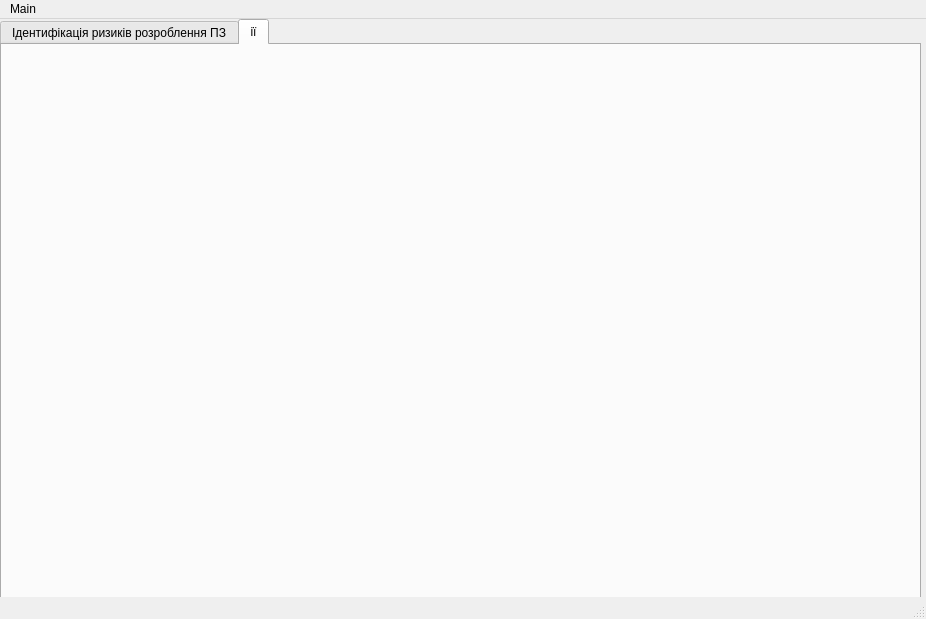
Above: main.ui from Spalletto/risk_management before the change. Below: the same form after it.
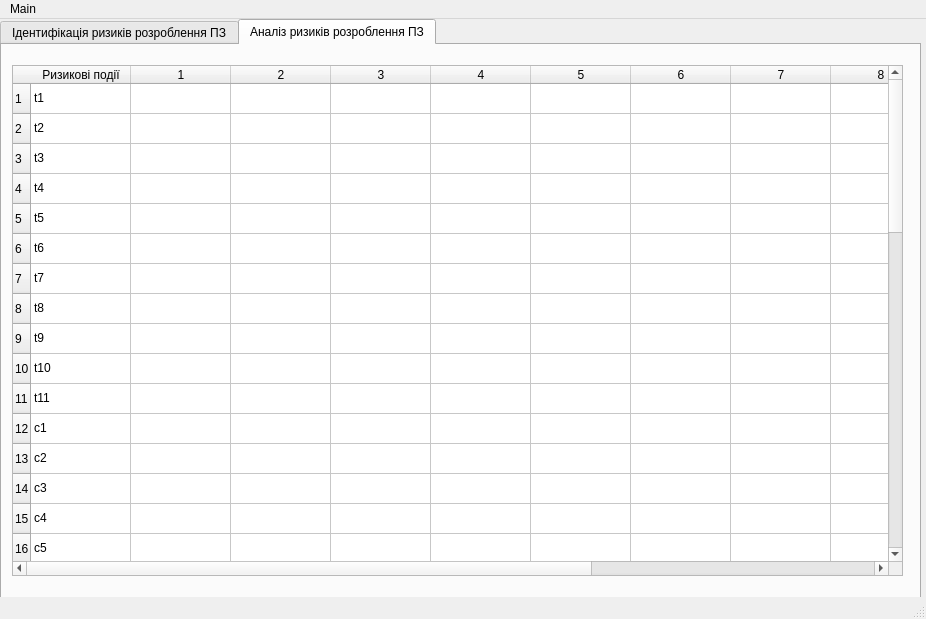
That is the form after the change. The open tabs and pages were chosen to show the change.

Commit message: added risk analysys table design

```diff
--- a/main.ui
+++ b/main.ui
@@ -2474,8 +2474,538 @@
     </widget>
     <widget class="QWidget" name="tab_2">
      <attribute name="title">
-      <string>ії</string>
+      <string>Аналіз ризиків розроблення ПЗ</string>
      </attribute>
+     <widget class="QTableWidget" name="risk_analysys_table">
+      <property name="geometry">
+       <rect>
+        <x>10</x>
+        <y>20</y>
+        <width>891</width>
+        <height>511</height>
+       </rect>
+      </property>
+      <row>
+       <property name="text">
+        <string>1</string>
+       </property>
+      </row>
+      <row>
+       <property name="text">
+        <string>2</string>
+       </property>
+      </row>
+      <row>
+       <property name="text">
+        <string>3</string>
+       </property>
+      </row>
+      <row>
+       <property name="text">
+        <string>4</string>
+       </property>
+      </row>
+      <row>
+       <property name="text">
+        <string>5</string>
+       </property>
+      </row>
+      <row>
+       <property name="text">
+        <string>6</string>
+       </property>
+      </row>
+      <row>
+       <property name="text">
+        <string>7</string>
+       </property>
+      </row>
+      <row>
+       <property name="text">
+        <string>8</string>
+       </property>
+      </row>
+      <row>
+       <property name="text">
+        <string>9</string>
+       </property>
+      </row>
+      <row>
+       <property name="text">
+        <string>10</string>
+       </property>
+      </row>
+      <row>
+       <property name="text">
+        <string>11</string>
+       </property>
+      </row>
+      <row>
+       <property name="text">
+        <string>12</string>
+       </property>
+      </row>
+      <row>
+       <property name="text">
+        <string>13</string>
+       </property>
+      </row>
+      <row>
+       <property name="text">
+        <string>14</string>
+       </property>
+      </row>
+      <row>
+       <property name="text">
+        <string>15</string>
+       </property>
+      </row>
+      <row>
+       <property name="text">
+        <string>16</string>
+       </property>
+      </row>
+      <row>
+       <property name="text">
+        <string>17</string>
+       </property>
+      </row>
+      <row>
+       <property name="text">
+        <string>18</string>
+       </property>
+      </row>
+      <row>
+       <property name="text">
+        <string>19</string>
+       </property>
+      </row>
+      <row>
+       <property name="text">
+        <string>20</string>
+       </property>
+      </row>
+      <row>
+       <property name="text">
+        <string>21</string>
+       </property>
+      </row>
+      <row>
+       <property name="text">
+        <string>22</string>
+       </property>
+      </row>
+      <row>
+       <property name="text">
+        <string>23</string>
+       </property>
+      </row>
+      <row>
+       <property name="text">
+        <string>24</string>
+       </property>
+      </row>
+      <row>
+       <property name="text">
+        <string>25</string>
+       </property>
+      </row>
+      <row>
+       <property name="text">
+        <string>26</string>
+       </property>
+      </row>
+      <row>
+       <property name="text">
+        <string>27</string>
+       </property>
+      </row>
+      <row>
+       <property name="text">
+        <string>28</string>
+       </property>
+      </row>
+      <row>
+       <property name="text">
+        <string>29</string>
+       </property>
+      </row>
+      <row>
+       <property name="text">
+        <string>30</string>
+       </property>
+      </row>
+      <row>
+       <property name="text">
+        <string>31</string>
+       </property>
+      </row>
+      <row>
+       <property name="text">
+        <string>32</string>
+       </property>
+      </row>
+      <row>
+       <property name="text">
+        <string>33</string>
+       </property>
+      </row>
+      <row>
+       <property name="text">
+        <string>34</string>
+       </property>
+      </row>
+      <row>
+       <property name="text">
+        <string>35</string>
+       </property>
+      </row>
+      <row>
+       <property name="text">
+        <string>36</string>
+       </property>
+      </row>
+      <row>
+       <property name="text">
+        <string>37</string>
+       </property>
+      </row>
+      <row>
+       <property name="text">
+        <string>38</string>
+       </property>
+      </row>
+      <row>
+       <property name="text">
+        <string>39</string>
+       </property>
+      </row>
+      <row>
+       <property name="text">
+        <string>40</string>
+       </property>
+      </row>
+      <row>
+       <property name="text">
+        <string>41</string>
+       </property>
+      </row>
+      <row>
+       <property name="text">
+        <string>42</string>
+       </property>
+      </row>
+      <row>
+       <property name="text">
+        <string>43</string>
+       </property>
+      </row>
+      <row>
+       <property name="text">
+        <string>44</string>
+       </property>
+      </row>
+      <row>
+       <property name="text">
+        <string>4</string>
+       </property>
+      </row>
+      <row>
+       <property name="text">
+        <string>46</string>
+       </property>
+      </row>
+      <column>
+       <property name="text">
+        <string>Ризикові події</string>
+       </property>
+      </column>
+      <column>
+       <property name="text">
+        <string>1</string>
+       </property>
+      </column>
+      <column>
+       <property name="text">
+        <string>2</string>
+       </property>
+      </column>
+      <column>
+       <property name="text">
+        <string>3</string>
+       </property>
+      </column>
+      <column>
+       <property name="text">
+        <string>4</string>
+       </property>
+      </column>
+      <column>
+       <property name="text">
+        <string>5</string>
+       </property>
+      </column>
+      <column>
+       <property name="text">
+        <string>6</string>
+       </property>
+      </column>
+      <column>
+       <property name="text">
+        <string>7</string>
+       </property>
+      </column>
+      <column>
+       <property name="text">
+        <string>8</string>
+       </property>
+      </column>
+      <column>
+       <property name="text">
+        <string>9</string>
+       </property>
+      </column>
+      <column>
+       <property name="text">
+        <string>10</string>
+       </property>
+      </column>
+      <column>
+       <property name="text">
+        <string>ER</string>
+       </property>
+      </column>
+      <item row="0" column="0">
+       <property name="text">
+        <string>t1</string>
+       </property>
+      </item>
+      <item row="1" column="0">
+       <property name="text">
+        <string>t2</string>
+       </property>
+      </item>
+      <item row="2" column="0">
+       <property name="text">
+        <string>t3</string>
+       </property>
+      </item>
+      <item row="3" column="0">
+       <property name="text">
+        <string>t4</string>
+       </property>
+      </item>
+      <item row="4" column="0">
+       <property name="text">
+        <string>t5</string>
+       </property>
+      </item>
+      <item row="5" column="0">
+       <property name="text">
+        <string>t6</string>
+       </property>
+      </item>
+      <item row="6" column="0">
+       <property name="text">
+        <string>t7</string>
+       </property>
+      </item>
+      <item row="7" column="0">
+       <property name="text">
+        <string>t8</string>
+       </property>
+      </item>
+      <item row="8" column="0">
+       <property name="text">
+        <string>t9</string>
+       </property>
+      </item>
+      <item row="9" column="0">
+       <property name="text">
+        <string>t10</string>
+       </property>
+      </item>
+      <item row="10" column="0">
+       <property name="text">
+        <string>t11</string>
+       </property>
+      </item>
+      <item row="11" column="0">
+       <property name="text">
+        <string>c1</string>
+       </property>
+      </item>
+      <item row="12" column="0">
+       <property name="text">
+        <string>c2</string>
+       </property>
+      </item>
+      <item row="13" column="0">
+       <property name="text">
+        <string>c3</string>
+       </property>
+      </item>
+      <item row="14" column="0">
+       <property name="text">
+        <string>c4</string>
+       </property>
+      </item>
+      <item row="15" column="0">
+       <property name="text">
+        <string>c5</string>
+       </property>
+      </item>
+      <item row="16" column="0">
+       <property name="text">
+        <string>c6</string>
+       </property>
+      </item>
+      <item row="17" column="0">
+       <property name="text">
+        <string>c7</string>
+       </property>
+      </item>
+      <item row="18" column="0">
+       <property name="text">
+        <string>c8</string>
+       </property>
+      </item>
+      <item row="19" column="0">
+       <property name="text">
+        <string>p1</string>
+       </property>
+      </item>
+      <item row="20" column="0">
+       <property name="text">
+        <string>p2</string>
+       </property>
+      </item>
+      <item row="21" column="0">
+       <property name="text">
+        <string>p3</string>
+       </property>
+      </item>
+      <item row="22" column="0">
+       <property name="text">
+        <string>p4</string>
+       </property>
+      </item>
+      <item row="23" column="0">
+       <property name="text">
+        <string>p5</string>
+       </property>
+      </item>
+      <item row="24" column="0">
+       <property name="text">
+        <string>p6</string>
+       </property>
+      </item>
+      <item row="25" column="0">
+       <property name="text">
+        <string>p7</string>
+       </property>
+      </item>
+      <item row="26" column="0">
+       <property name="text">
+        <string>p8</string>
+       </property>
+      </item>
+      <item row="27" column="0">
+       <property name="text">
+        <string>p9</string>
+       </property>
+      </item>
+      <item row="28" column="0">
+       <property name="text">
+        <string>p10</string>
+       </property>
+      </item>
+      <item row="29" column="0">
+       <property name="text">
+        <string>p11</string>
+       </property>
+      </item>
+      <item row="30" column="0">
+       <property name="text">
+        <string>m1</string>
+       </property>
+      </item>
+      <item row="31" column="0">
+       <property name="text">
+        <string>m2</string>
+       </property>
+      </item>
+      <item row="32" column="0">
+       <property name="text">
+        <string>m3</string>
+       </property>
+      </item>
+      <item row="33" column="0">
+       <property name="text">
+        <string>m4</string>
+       </property>
+      </item>
+      <item row="34" column="0">
+       <property name="text">
+        <string>m5</string>
+       </property>
+      </item>
+      <item row="35" column="0">
+       <property name="text">
+        <string>m6</string>
+       </property>
+      </item>
+      <item row="36" column="0">
+       <property name="text">
+        <string>m7</string>
+       </property>
+      </item>
+      <item row="37" column="0">
+       <property name="text">
+        <string>m8</string>
+       </property>
+      </item>
+      <item row="38" column="0">
+       <property name="text">
+        <string>m9</string>
+       </property>
+      </item>
+      <item row="39" column="0">
+       <property name="text">
+        <string>m10</string>
+       </property>
+      </item>
+      <item row="40" column="0">
+       <property name="text">
+        <string>m11</string>
+       </property>
+      </item>
+      <item row="41" column="0">
+       <property name="text">
+        <string>m12</string>
+       </property>
+      </item>
+      <item row="42" column="0">
+       <property name="text">
+        <string>m13</string>
+       </property>
+      </item>
+      <item row="43" column="0">
+       <property name="text">
+        <string>m14</string>
+       </property>
+      </item>
+      <item row="44" column="0">
+       <property name="text">
+        <string>m15</string>
+       </property>
+      </item>
+      <item row="45" column="0">
+       <property name="text">
+        <string>m16</string>
+       </property>
+      </item>
+     </widget>
     </widget>
    </widget>
    <widget class="QPushButton" name="pushButton">
```
Left out of the diff: 2 changed lines with no effect on the pictures.
